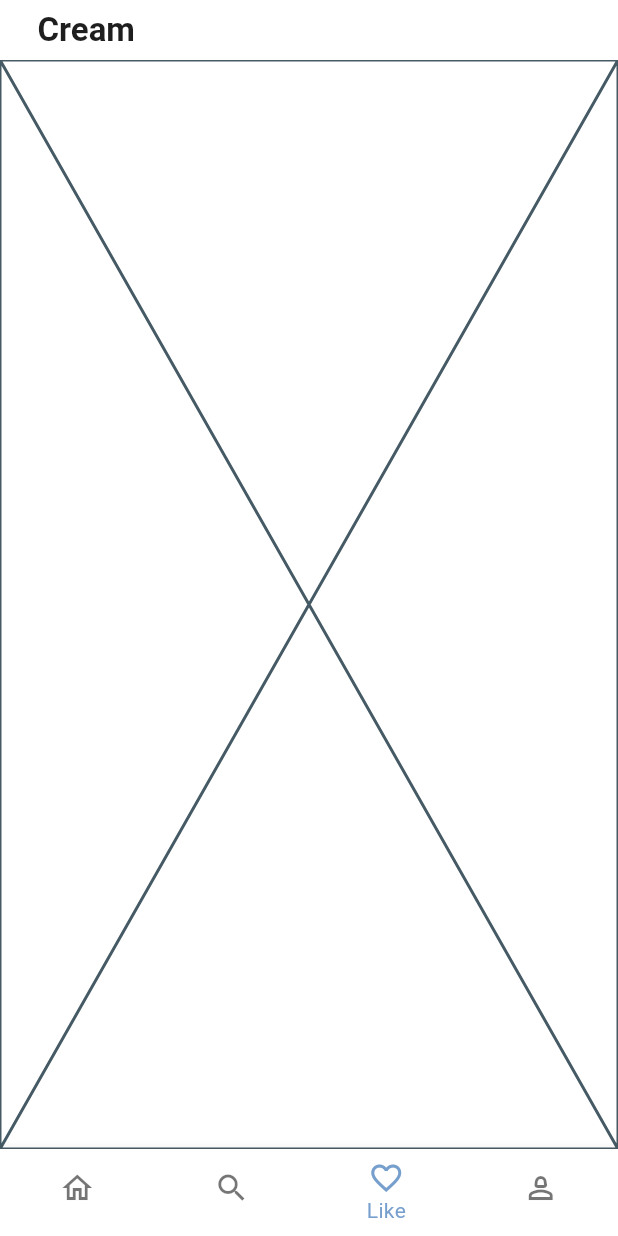
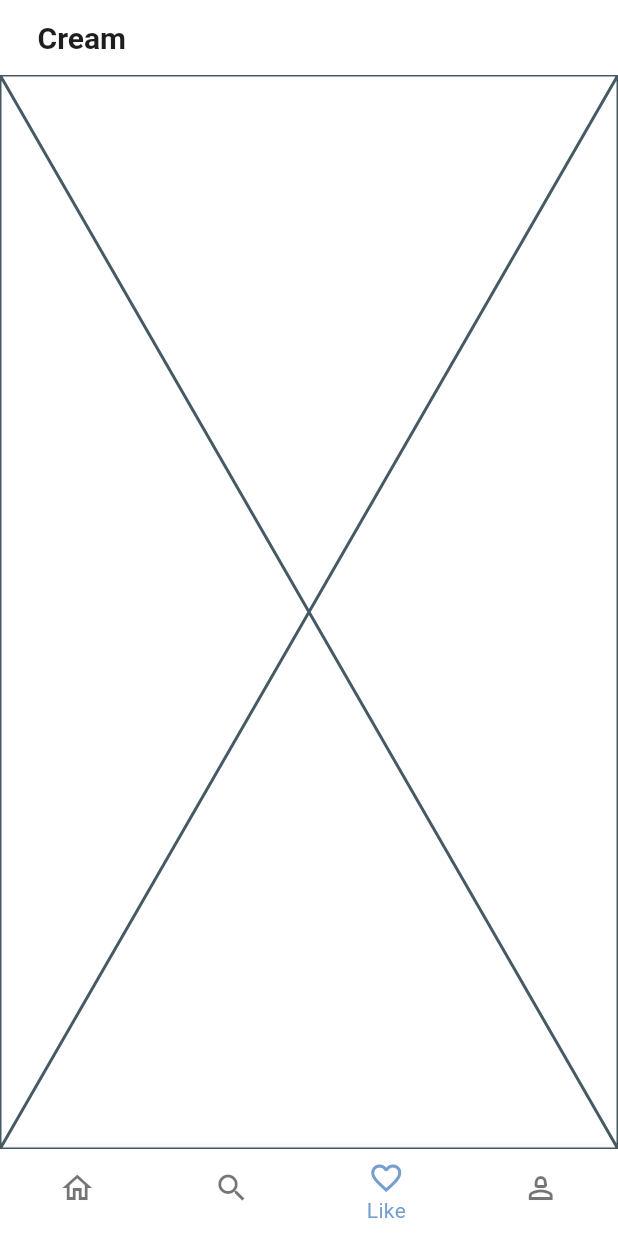
Before and after one commit to jiwooproity/cream-sns, a Flutter app: the screen it shows after launch, item 3 of the bottom bar chosen, on a phone screen of 412 x 824 dp. Run offline on Flutter 3.47's test engine with Material 3 defaults, Android fonts, the phone set to English and light mode, and no system bars; our stand-ins replace go_router; network calls fail.

Commit message:
Style(profile): Profile 탭 화면 스타일링 ## Style - profile 화면 추가 - profile 이미지와 닉네임 표기 - 작성한 게시글과 좋아요 클릭한 게시글을 볼 수 있는 탭 추가 - ShellRoute를 분리하고 Profile 탭의 경우 상단 id 표기가 가능하도록 앱바 설정 - Custom AppBar의 경우, 직접 몇가지 세부적인 내용을 수정할 수 있도록 처리

```diff
--- /dev/null
+++ b/lib/features/profile/model/profile.dart
@@ -0,0 +1,25 @@
+class Profile {
+  final String id;
+  final String nickname;
+  final String image;
+  final int postLength;
+  final int likeLength;
+
+  Profile({
+    required this.id,
+    required this.nickname,
+    required this.image,
+    required this.postLength,
+    required this.likeLength,
+  });
+
+  factory Profile.fromJson(Map<String, dynamic> json) {
+    return Profile(
+      id: json['id'],
+      nickname: json['nickname'],
+      image: json['image'],
+      postLength: json['postLength'],
+      likeLength: json['likeLength'],
+    );
+  }
+}
--- a/lib/main.dart
+++ b/lib/main.dart
@@ -26,18 +26,33 @@ final GoRouter _router = GoRouter(
     ShellRoute(
       builder: (context, state, child) {
         return Scaffold(
-          appBar: CustomAppbar(title: 'Cream'),
           body: child,
           bottomNavigationBar: CustomBottomNavigationBar(state: state),
         );
       },
       routes: [
-        GoRoute(path: "/home", builder: (context, state) => const HomeView()),
-        GoRoute(
-          path: "/search",
-          builder: (context, state) => const SearchView(),
+        ShellRoute(
+          builder: (context, state, child) {
+            return Scaffold(
+              appBar: CustomAppbar(title: 'Cream'),
+              body: child,
+            );
+          },
+          routes: [
+            GoRoute(
+              path: "/home",
+              builder: (context, state) => const HomeView(),
+            ),
+            GoRoute(
+              path: "/search",
+              builder: (context, state) => const SearchView(),
+            ),
+            GoRoute(
+              path: "/like",
+              builder: (context, state) => const LikeView(),
+            ),
+          ],
         ),
-        GoRoute(path: "/like", builder: (context, state) => const LikeView()),
         GoRoute(
           path: "/profile",
           builder: (context, state) => const ProfileView(),
@@ -53,7 +68,7 @@ class MyApp extends StatelessWidget {
   @override
   Widget build(BuildContext context) {
     return MaterialApp.router(
-      title: "Cream SNS",
+      title: "Cream",
       theme: ThemeData(scaffoldBackgroundColor: AppColors.white),
       debugShowCheckedModeBanner: false,
       routerConfig: _router,
--- /dev/null
+++ b/lib/model/user.dart
@@ -0,0 +1,3 @@
+class User {
+
+}
--- a/lib/navigation/custom_appbar.dart
+++ b/lib/navigation/custom_appbar.dart
@@ -5,28 +5,40 @@ import 'package:cream_sns/theme/colors.dart';
 
 class CustomAppbar extends StatelessWidget implements PreferredSizeWidget {
   final String title;
+  final double? titleSize;
+  final bool? centerTitle;
+  final EdgeInsetsGeometry? actionsPadding;
+  final List<Widget>? actions;
 
-  const CustomAppbar({super.key, required this.title});
+  const CustomAppbar({
+    super.key,
+    required this.title,
+    this.titleSize = 20,
+    this.centerTitle = false,
+    this.actionsPadding = EdgeInsets.zero,
+    this.actions,
+  });
 
   @override
   Widget build(BuildContext context) {
     return AppBar(
-        title: Text(title, style: TextStyle(fontWeight: FontWeight.bold)),
+      title: Text(
+        title,
+        style: TextStyle(fontWeight: FontWeight.bold, fontSize: titleSize),
+      ),
       titleSpacing: 25,
       backgroundColor: AppColors.white,
       foregroundColor: AppColors.black,
       shadowColor: AppColors.black,
-        centerTitle: false,
+      centerTitle: centerTitle,
       elevation: 0,
       scrolledUnderElevation: 0,
       surfaceTintColor: Colors.transparent,
-        // actionsPadding: EdgeInsets.only(right: 25),
-        // actions: [
-        //   IconButton(onPressed: () {}, icon: Icon(Icons.notifications_none))
-        // ],
+      actionsPadding: actionsPadding,
+      actions: actions,
     );
   }
 
   @override
-  Size get preferredSize => Size.fromHeight(40);
+  Size get preferredSize => Size.fromHeight(50);
 }
```
Also changed, not shown: lib/features/post/models/post.dart (+7 -7 lines), lib/features/profile/tabs/post_tab.dart (added, +10 -0 lines), lib/features/profile/widgets/profile_detail.dart (added, +21 -0 lines), lib/features/profile/widgets/profile_image.dart (added, +22 -0 lines), lib/features/profile/widgets/profile_info.dart (added, +26 -0 lines), lib/views/profile/profile_view.dart (+56 -2 lines), 2 other files. Lines whose indentation alone changed are shown as unchanged.
